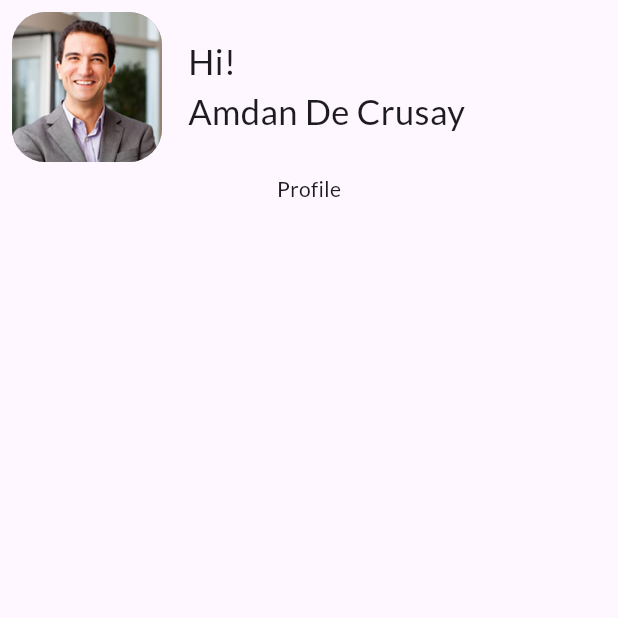
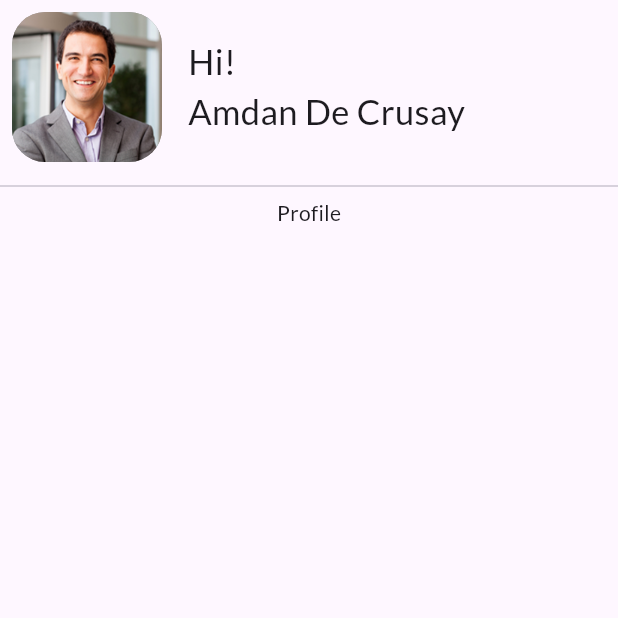
Before and after one commit to kavindus0/yummycakes, a Flutter app: the Profile screen opened directly, on a phone screen of 412 x 824 dp, the top half of it. Run offline on Flutter 3.47's test engine with Material 3 defaults, Android fonts, the phone set to English and light mode, and no system bars; our stand-ins replace google_fonts.

Commit message:
added page divider

```diff
--- a/lib/homePage/Profile.dart
+++ b/lib/homePage/Profile.dart
@@ -33,10 +33,11 @@ class _ProfileState extends State<Profile> {
                     ),
                   ),
                 ),
-                Text("  Hi! \n  Amdan De Crusay",
+                const Text("  Hi! \n  Amdan De Crusay",
                     style: TextStyle(fontSize: 23)),
               ],
             ),
+            Divider(),
             Text("Profile"),
           ],
         ),
```
